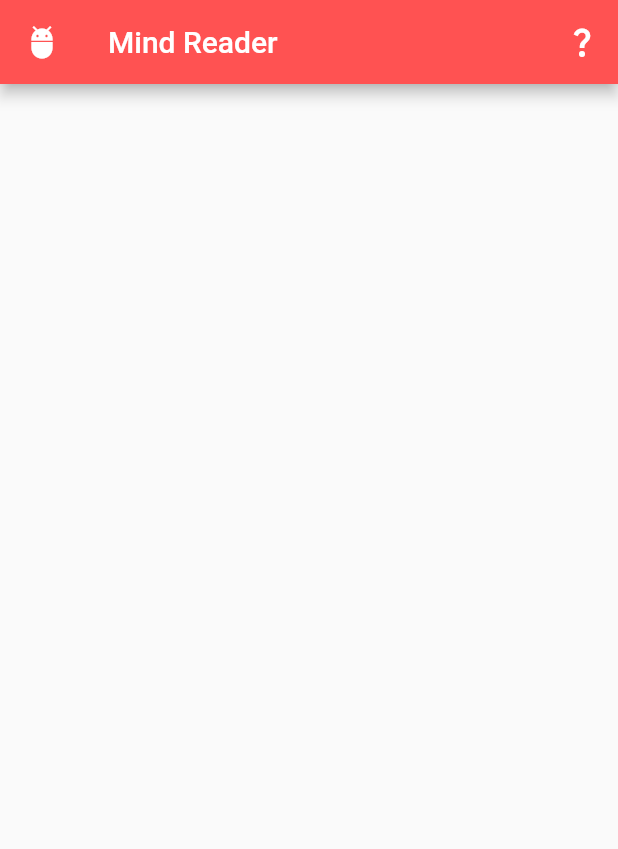
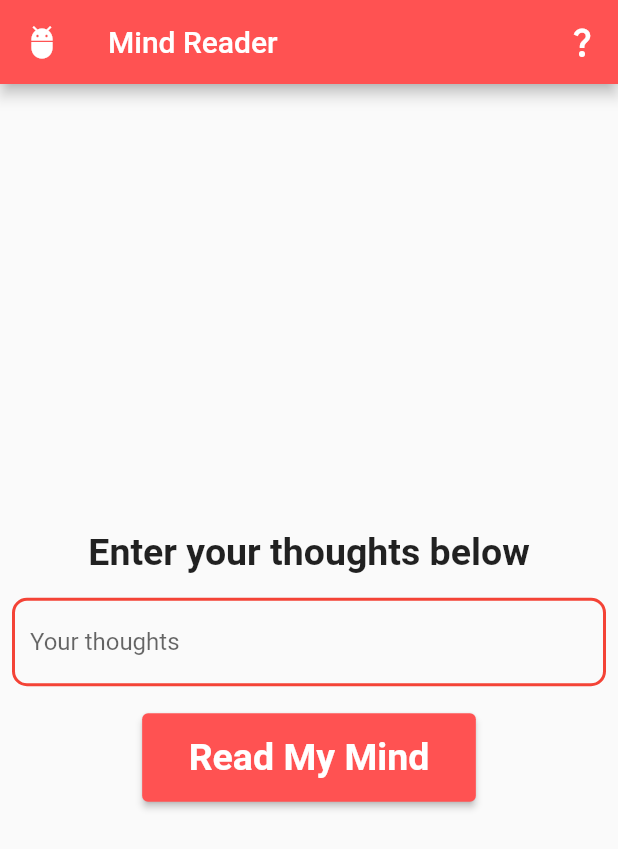
Before and after one commit to PZK3759/Mind-Reader, a Flutter app: the screen it shows after launch, on a phone screen of 412 x 824 dp. Shown: the top 849 px of the screen. Run offline on Flutter 3.47's test engine with Material 2 defaults, Android fonts, the phone set to English and light mode, and no system bars.

Commit message:
added TextField and Button

```diff
--- a/lib/pages/HomePage.dart
+++ b/lib/pages/HomePage.dart
@@ -1,4 +1,5 @@
 import 'package:flutter/material.dart';
+import 'package:mind_reader/Global.dart';
 import 'package:mind_reader/pages/HelpPage.dart';
 
 class HomePage extends StatefulWidget {
@@ -9,6 +10,8 @@ class HomePage extends StatefulWidget {
 }
 
 class _HomePageState extends State<HomePage> {
+  TextEditingController thoughtsController = TextEditingController();
+
   @override
   Widget build(BuildContext context) {
     return SafeArea(
@@ -18,12 +21,56 @@ class _HomePageState extends State<HomePage> {
         leading: const Icon(Icons.adb), //later change to custom icon
         title: const Text("Mind Reader"),
         actions: [
-              IconButton(onPressed: () {
+          IconButton(
+              onPressed: () {
                 Navigator.push(context,
                     MaterialPageRoute(builder: (context) => HelpPage()));
-              }, icon: const Icon(Icons.question_mark))
+              },
+              icon: const Icon(Icons.question_mark))
         ],
-
+      ),
+      body: Column(
+        mainAxisAlignment: MainAxisAlignment.center,
+        children: [
+          Padding(
+            padding: const EdgeInsets.all(8.0),
+            child: Text("Enter your thoughts below",
+                style: TextStyle(fontSize: 25, fontWeight: FontWeight.bold,)),
+          ),
+          Padding(
+            padding: const EdgeInsets.all(8.0),
+            child: TextField(
+              controller: thoughtsController,
+              decoration: const InputDecoration(
+                  label: Text("Your thoughts"),
+                  enabledBorder: OutlineInputBorder(
+                    borderRadius: BorderRadius.all(Radius.circular(10)),
+                    borderSide: BorderSide(color: Colors.red, width: 2),
+                  ),
+                  focusedBorder: OutlineInputBorder(
+                    borderRadius: BorderRadius.all(Radius.circular(10)),
+                    borderSide: BorderSide(color: Colors.red, width: 3),
+                  )),
+            ),
+          ),
+          SizedBox(
+            height: 10,
+          ),
+          ElevatedButton(
+            style: ButtonStyle(
+              backgroundColor: MaterialStateProperty.all(Colors.redAccent),
+            ),
+              onPressed: () {
+                thoughts = thoughtsController.text.trim();
+              },
+              child: Padding(
+                padding: const EdgeInsets.all(15.0),
+                child: const Text(
+                  "Read My Mind",
+                  style: TextStyle(fontSize: 25, fontWeight: FontWeight.bold),
+                ),
+              )),
+        ],
       ),
     ));
   }
```
Lines whose indentation alone changed are shown as unchanged.
